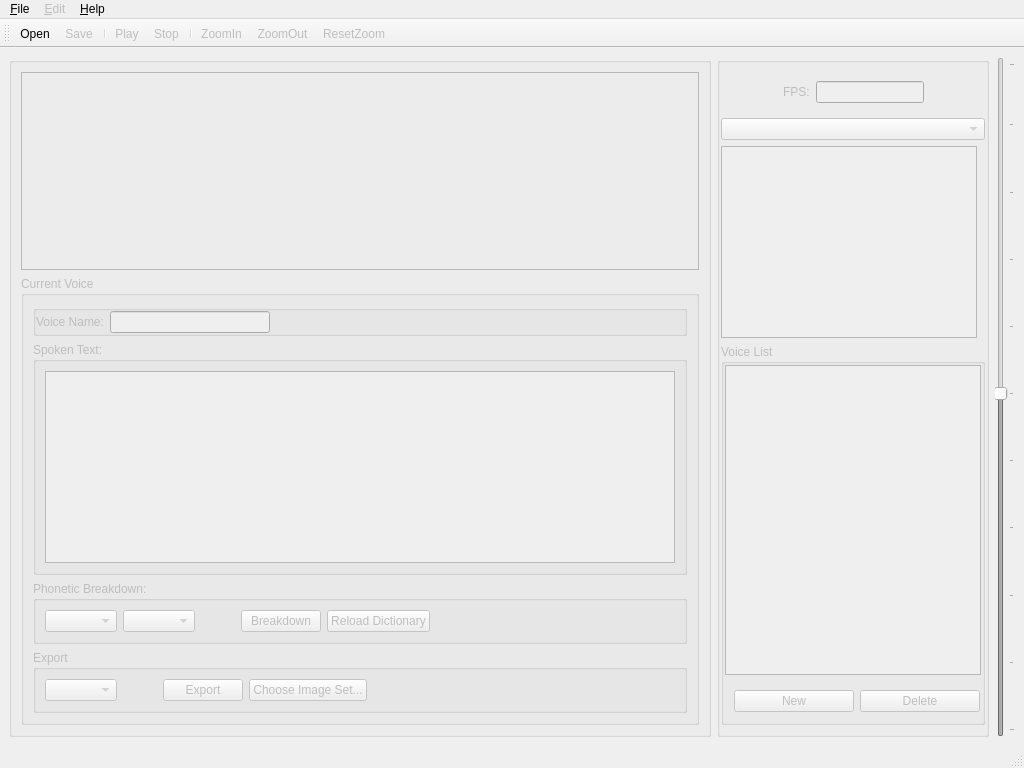
Qt form rsrc/papagayo-ng2.ui (morevnaproject-org/papagayo-ng) before a commit.
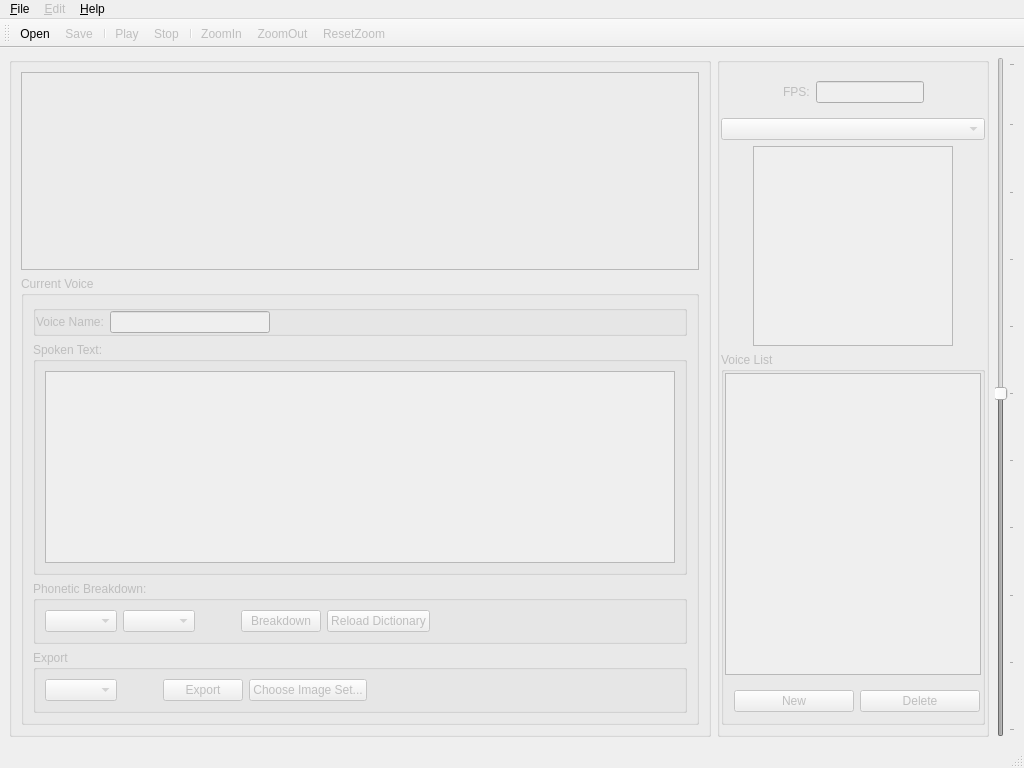
The same form after that commit. Icons and pictures are not drawn. Custom widgets are drawn as their Qt base class.

```diff
--- a/rsrc/papagayo-ng2.ui
+++ b/rsrc/papagayo-ng2.ui
@@ -357,6 +357,21 @@
           </widget>
          </item>
          <item>
+          <layout class="QHBoxLayout" name="horizontalLayout">
+           <item>
+            <spacer name="horizontalSpacer">
+             <property name="orientation">
+              <enum>Qt::Horizontal</enum>
+             </property>
+             <property name="sizeHint" stdset="0">
+              <size>
+               <width>0</width>
+               <height>20</height>
+              </size>
+             </property>
+            </spacer>
+           </item>
+           <item>
           <widget class="MouthView" name="mouth_view">
            <property name="sizePolicy">
             <sizepolicy hsizetype="Fixed" vsizetype="Fixed">
@@ -364,7 +379,43 @@
              <verstretch>0</verstretch>
             </sizepolicy>
            </property>
-          </widget>
+             <property name="minimumSize">
+              <size>
+               <width>200</width>
+               <height>200</height>
+              </size>
+             </property>
+             <property name="maximumSize">
+              <size>
+               <width>200</width>
+               <height>200</height>
+              </size>
+             </property>
+             <property name="verticalScrollBarPolicy">
+              <enum>Qt::ScrollBarAlwaysOff</enum>
+             </property>
+             <property name="horizontalScrollBarPolicy">
+              <enum>Qt::ScrollBarAlwaysOff</enum>
+             </property>
+             <property name="renderHints">
+              <set>QPainter::Antialiasing|QPainter::SmoothPixmapTransform</set>
+             </property>
+            </widget>
+           </item>
+           <item>
+            <spacer name="horizontalSpacer_2">
+             <property name="orientation">
+              <enum>Qt::Horizontal</enum>
+             </property>
+             <property name="sizeHint" stdset="0">
+              <size>
+               <width>0</width>
+               <height>20</height>
+              </size>
+             </property>
+            </spacer>
+           </item>
+          </layout>
          </item>
          <item>
           <widget class="QGroupBox" name="voice_list_group">
```
Left out of the diff: 2 changed lines with no effect on the pictures. Lines whose indentation alone changed are shown as unchanged.
